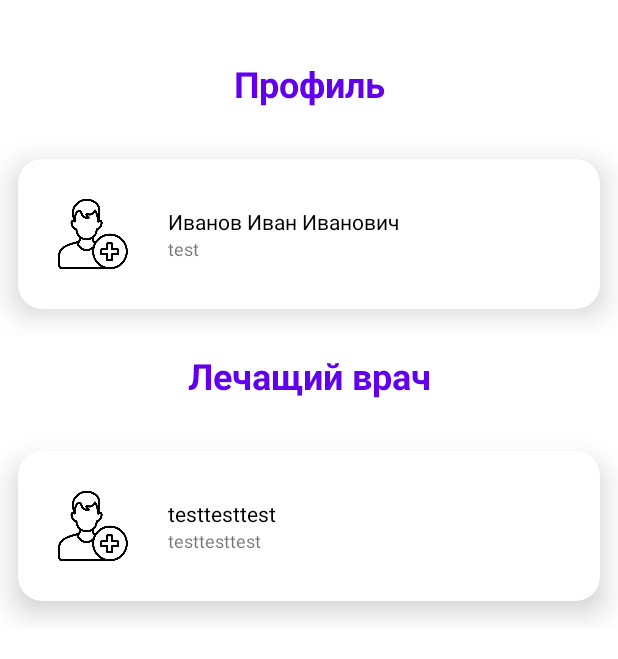
After one commit to SPBU-Students-19B-11/Android-Walking-Health, an Android app: the ProfileFragment screen opened through its navigation route, on a phone screen of 412 x 824 dp. The commit adds this screen. Shown: the top 659 px of the screen. Run offline under Robolectric (Android 15) with nearby library versions, the phone set to English and light mode, and no system bars; our stand-ins replace Dagger/Hilt's generated code.

Commit message:
Настроил модель профиля для пациента

```diff
--- a/app/src/main/java/com/ewake/walkinghealth/data/api/Api.kt
+++ b/app/src/main/java/com/ewake/walkinghealth/data/api/Api.kt
@@ -4,6 +4,7 @@ import com.ewake.walkinghealth.data.api.model.request.LoginRequest
 import com.ewake.walkinghealth.data.api.model.request.RegisterRequest
 import com.ewake.walkinghealth.data.api.model.response.BaseResponse
 import com.ewake.walkinghealth.data.api.model.response.GetDoctorsResult
+import com.ewake.walkinghealth.data.api.model.response.UserDataResult
 import retrofit2.http.Body
 import retrofit2.http.GET
 import retrofit2.http.POST
@@ -21,4 +22,7 @@ interface Api {
 
     @POST("user/register")
     suspend fun register(@Body request: RegisterRequest): BaseResponse<String>
+
+    @POST("user/getData")
+    suspend fun getUserData(): BaseResponse<UserDataResult>
 }
--- a/app/src/main/java/com/ewake/walkinghealth/data/api/model/response/BaseResponse.kt
+++ b/app/src/main/java/com/ewake/walkinghealth/data/api/model/response/BaseResponse.kt
@@ -25,3 +25,8 @@ fun <T> BaseResponse<T>.onSuccess(onSuccess: (T?) -> Unit): BaseResponse<T> {
     if (isSuccess()) onSuccess.invoke(result)
     return this
 }
+
+fun <T> BaseResponse<T>.onFailure(onFailure: (String) -> Unit): BaseResponse<T> {
+    if (!isSuccess()) onFailure.invoke(message)
+    return this
+}
--- /dev/null
+++ b/app/src/main/java/com/ewake/walkinghealth/data/api/model/response/UserDataResult.kt
@@ -0,0 +1,29 @@
+package com.ewake.walkinghealth.data.api.model.response
+
+import com.squareup.moshi.Json
+import com.squareup.moshi.JsonClass
+
+/**
+ * @author Nikolaevsky Dmitry (@d.nikolaevskiy)
+ */
+@JsonClass(generateAdapter = true)
+data class UserDataResult(
+    @Json(name = "login")
+    var login: String = "",
+    @Json(name = "fullname")
+    var fullname: String = "",
+    @Json(name = "isDoctor")
+    var isDoctor: Boolean = false,
+    @Json(name = "doctorId")
+    var doctorId: String? = null,
+    @Json(name = "patients")
+    var patients: List<Patients>? = null
+) {
+    @JsonClass(generateAdapter = true)
+    data class Patients(
+        @Json(name = "login")
+        var login: String = "",
+        @Json(name = "fullname")
+        var fullname: String = ""
+    )
+}
--- a/app/src/main/java/com/ewake/walkinghealth/domain/repository/impl/UserRepositoryImpl.kt
+++ b/app/src/main/java/com/ewake/walkinghealth/domain/repository/impl/UserRepositoryImpl.kt
@@ -4,6 +4,7 @@ import com.ewake.walkinghealth.data.api.Api
 import com.ewake.walkinghealth.data.api.model.request.LoginRequest
 import com.ewake.walkinghealth.data.api.model.request.RegisterRequest
 import com.ewake.walkinghealth.data.api.model.response.BaseResponse
+import com.ewake.walkinghealth.data.api.model.response.UserDataResult
 import com.ewake.walkinghealth.domain.repository.user.UserRepository
 import javax.inject.Inject
 
@@ -39,4 +40,18 @@ class UserRepositoryImpl @Inject constructor(private val api: Api) : UserReposit
             result = "TestToken"
         )
     }
+
+    override suspend fun getUserData(): BaseResponse<UserDataResult> {
+        // return api.getUserData()
+
+        return BaseResponse(
+            200,
+            result = UserDataResult(
+                "test",
+                "Иванов Иван Иванович",
+                false,
+                "testtesttest"
+            )
+        )
+    }
 }
--- a/app/src/main/java/com/ewake/walkinghealth/domain/repository/user/UserRepository.kt
+++ b/app/src/main/java/com/ewake/walkinghealth/domain/repository/user/UserRepository.kt
@@ -1,6 +1,7 @@
 package com.ewake.walkinghealth.domain.repository.user
 
 import com.ewake.walkinghealth.data.api.model.response.BaseResponse
+import com.ewake.walkinghealth.data.api.model.response.UserDataResult
 import com.ewake.walkinghealth.domain.repository.base.BaseRepository
 
 /**
@@ -14,4 +15,5 @@ interface UserRepository : BaseRepository {
         fullname: String,
         doctorLogin: String? = null
     ): BaseResponse<String>
+    suspend fun getUserData(): BaseResponse<UserDataResult>
 }
--- /dev/null
+++ b/app/src/main/java/com/ewake/walkinghealth/domain/usecase/UserDataUseCase.kt
@@ -0,0 +1,11 @@
+package com.ewake.walkinghealth.domain.usecase
+
+import com.ewake.walkinghealth.domain.repository.user.UserRepository
+import javax.inject.Inject
+
+/**
+ * @author Nikolaevsky Dmitry (@d.nikolaevskiy)
+ */
+class UserDataUseCase @Inject constructor(private val userRepository: UserRepository) {
+    suspend operator fun invoke() = userRepository.getUserData()
+}
--- /dev/null
+++ b/app/src/main/java/com/ewake/walkinghealth/presentation/model/UserDataModel.kt
@@ -0,0 +1,15 @@
+package com.ewake.walkinghealth.presentation.model
+
+import com.squareup.moshi.Json
+import com.squareup.moshi.JsonClass
+
+/**
+ * @author Nikolaevsky Dmitry (@d.nikolaevskiy)
+ */
+data class UserDataModel(
+    var login: String = "",
+    var fullname: String = "",
+    var isDoctor: Boolean = false,
+    var doctor: SimpleUserModel? = null,
+    var patients: List<SimpleUserModel>? = null
+)
--- /dev/null
+++ b/app/src/main/java/com/ewake/walkinghealth/presentation/ui/fragment/profilepatient/ProfileFragment.kt
@@ -0,0 +1,61 @@
+package com.ewake.walkinghealth.presentation.ui.fragment.profilepatient
+
+import android.os.Bundle
+import android.view.LayoutInflater
+import android.view.View
+import android.view.ViewGroup
+import androidx.fragment.app.Fragment
+import androidx.fragment.app.viewModels
+import com.ewake.walkinghealth.databinding.FragmentProfilePatientBinding
+import com.ewake.walkinghealth.presentation.model.SimpleUserModel
+import com.ewake.walkinghealth.presentation.model.UserDataModel
+import com.ewake.walkinghealth.presentation.viewmodel.profilepatient.ProfileViewModel
+import com.google.android.material.snackbar.Snackbar
+import dagger.hilt.android.AndroidEntryPoint
+
+/**
+ * @author Nikolaevsky Dmitry (@d.nikolaevskiy)
+ */
+@AndroidEntryPoint
+class ProfileFragment : Fragment() {
+
+    private var _binding: FragmentProfilePatientBinding? = null
+    private val binding: FragmentProfilePatientBinding
+        get() = _binding!!
+
+    private val viewModel by viewModels<ProfileViewModel>()
+
+    override fun onCreateView(
+        inflater: LayoutInflater,
+        container: ViewGroup?,
+        savedInstanceState: Bundle?
+    ): View {
+        _binding = FragmentProfilePatientBinding.inflate(inflater, container, false)
+
+        viewModel.apply {
+            userDataLiveData.observe(viewLifecycleOwner, ::setData)
+            messageLiveData.observe(viewLifecycleOwner, ::showMessage)
+            start()
+        }
+
+        return binding.root
+    }
+
+    override fun onDestroyView() {
+        super.onDestroyView()
+        _binding = null
+    }
+
+    private fun setData(data: UserDataModel) {
+        if (!data.isDoctor) {
+            binding.apply {
+                profileCard.model = SimpleUserModel(data.login, data.fullname)
+                data.doctor?.let { doctor.model = it }
+            }
+        }
+    }
+
+    private fun showMessage(message: String) {
+        Snackbar.make(binding.root, message, Snackbar.LENGTH_SHORT).show()
+    }
+}
--- a/app/src/main/java/com/ewake/walkinghealth/presentation/ui/view/ProfileView.kt
+++ b/app/src/main/java/com/ewake/walkinghealth/presentation/ui/view/ProfileView.kt
@@ -4,6 +4,8 @@ import android.content.Context
 import android.util.AttributeSet
 import android.view.LayoutInflater
 import android.widget.FrameLayout
+import android.widget.LinearLayout
+import androidx.constraintlayout.widget.ConstraintLayout
 import com.ewake.walkinghealth.databinding.ItemProfileBinding
 import com.ewake.walkinghealth.presentation.model.SimpleUserModel
 
@@ -11,11 +13,9 @@ import com.ewake.walkinghealth.presentation.model.SimpleUserModel
  * @author Nikolaevsky Dmitry (@d.nikolaevskiy)
  */
 class ProfileView @JvmOverloads constructor(context: Context, attributeSet: AttributeSet? = null) :
-    FrameLayout(context, attributeSet) {
+    LinearLayout(context, attributeSet) {
 
-    private val binding: ItemProfileBinding by lazy {
-        ItemProfileBinding.inflate(LayoutInflater.from(getContext()), this, true)
-    }
+    private val binding = ItemProfileBinding.inflate(LayoutInflater.from(getContext()), this, true)
 
     var model: SimpleUserModel? = null
         set(value) {
--- a/app/src/main/java/com/ewake/walkinghealth/presentation/viewmodel/login/LoginViewModel.kt
+++ b/app/src/main/java/com/ewake/walkinghealth/presentation/viewmodel/login/LoginViewModel.kt
@@ -31,6 +31,7 @@ class LoginViewModel @Inject constructor(
 
         if (response.code == HttpURLConnection.HTTP_OK && response.result != null) {
             _messageLiveData.postValue(response.message)
+            _navigationLiveData.postValue(LoginFragmentDirections.actionLoginFragmentToProfileFragment())
         }
     }
 
--- /dev/null
+++ b/app/src/main/java/com/ewake/walkinghealth/presentation/viewmodel/profilepatient/ProfileViewModel.kt
@@ -0,0 +1,61 @@
+package com.ewake.walkinghealth.presentation.viewmodel.profilepatient
+
+import androidx.lifecycle.LiveData
+import androidx.lifecycle.MutableLiveData
+import androidx.lifecycle.viewModelScope
+import com.ewake.walkinghealth.data.api.model.response.onFailure
+import com.ewake.walkinghealth.data.api.model.response.onSuccess
+import com.ewake.walkinghealth.domain.usecase.UserDataUseCase
+import com.ewake.walkinghealth.presentation.app.App
+import com.ewake.walkinghealth.presentation.model.SimpleUserModel
+import com.ewake.walkinghealth.presentation.model.UserDataModel
+import com.ewake.walkinghealth.presentation.viewmodel.base.BaseViewModel
+import dagger.hilt.android.lifecycle.HiltViewModel
+import kotlinx.coroutines.launch
+import javax.inject.Inject
+
+/**
+ * @author Nikolaevsky Dmitry (@d.nikolaevskiy)
+ */
+@HiltViewModel
+class ProfileViewModel @Inject constructor(
+    app: App,
+    private val userDataUseCase: UserDataUseCase
+) : BaseViewModel(app) {
+
+    private val _userDataLiveData = MutableLiveData<UserDataModel>()
+    val userDataLiveData: LiveData<UserDataModel> = _userDataLiveData
+
+    private var userData = UserDataModel()
+
+    private suspend fun loadUserData() {
+        val response = userDataUseCase()
+
+        response.onSuccess {
+            if (it != null) {
+                _userDataLiveData.postValue(
+                    UserDataModel(
+                        login = it.login,
+                        fullname = it.fullname,
+                        isDoctor = it.isDoctor,
+                        doctor = if (it.doctorId != null) SimpleUserModel(
+                            it.doctorId!!,
+                            it.doctorId!!
+                        ) else null,
+                        patients = it.patients?.map { model ->
+                            SimpleUserModel(model.login, model.fullname)
+                        }
+                    )
+                )
+            }
+        }.onFailure {
+            _messageLiveData.postValue(it)
+        }
+    }
+
+    override fun onStart() {
+        viewModelScope.launch {
+            loadUserData()
+        }
+    }
+}
--- a/app/src/main/java/com/ewake/walkinghealth/presentation/viewmodel/register/RegisterViewModel.kt
+++ b/app/src/main/java/com/ewake/walkinghealth/presentation/viewmodel/register/RegisterViewModel.kt
@@ -9,6 +9,7 @@ import com.ewake.walkinghealth.domain.usecase.RegisterUseCase
 import com.ewake.walkinghealth.presentation.app.App
 import com.ewake.walkinghealth.presentation.model.RegistrationModel
 import com.ewake.walkinghealth.presentation.model.SimpleUserModel
+import com.ewake.walkinghealth.presentation.ui.fragment.register.RegisterFragmentDirections
 import com.ewake.walkinghealth.presentation.viewmodel.base.BaseViewModel
 import dagger.hilt.android.lifecycle.HiltViewModel
 import kotlinx.coroutines.launch
@@ -79,6 +80,7 @@ class RegisterViewModel @Inject constructor(
         ).onSuccess {
             if (it != null) {
                 _messageLiveData.postValue("Вы успешно зарегистрированы")
+                _navigationLiveData.postValue(RegisterFragmentDirections.actionRegisterFragmentToProfileFragment())
             }
         }
     }
--- a/app/src/main/res/layout/fragment_profile.xml
+++ b/app/src/main/res/layout/fragment_profile_patient.xml
@@ -1,7 +1,6 @@
 <?xml version="1.0" encoding="utf-8"?>
 <androidx.constraintlayout.widget.ConstraintLayout xmlns:android="http://schemas.android.com/apk/res/android"
     xmlns:app="http://schemas.android.com/apk/res-auto"
-    xmlns:tools="http://schemas.android.com/tools"
     android:layout_width="match_parent"
     android:layout_height="match_parent">
 
@@ -23,13 +22,10 @@
         android:id="@+id/profile_card"
         android:layout_width="match_parent"
         android:layout_height="wrap_content"
-        android:layout_marginHorizontal="8dp"
-        app:cardCornerRadius="16dp"
-        app:cardElevation="12dp"
         android:layout_marginVertical="16dp"
         app:layout_constraintEnd_toEndOf="parent"
         app:layout_constraintStart_toStartOf="parent"
-        app:layout_constraintTop_toBottomOf="@id/title_profile"/>
+        app:layout_constraintTop_toBottomOf="@id/title_profile" />
 
     <TextView
         android:id="@+id/title_doctor"
@@ -44,4 +40,13 @@
         app:layout_constraintStart_toStartOf="parent"
         app:layout_constraintTop_toBottomOf="@id/profile_card" />
 
+    <com.ewake.walkinghealth.presentation.ui.view.ProfileView
+        android:id="@+id/doctor"
+        android:layout_width="match_parent"
+        android:layout_height="wrap_content"
+        android:layout_marginVertical="16dp"
+        app:layout_constraintEnd_toEndOf="parent"
+        app:layout_constraintStart_toStartOf="parent"
+        app:layout_constraintTop_toBottomOf="@id/title_doctor" />
+
 </androidx.constraintlayout.widget.ConstraintLayout>
--- a/app/src/main/res/layout/item_profile.xml
+++ b/app/src/main/res/layout/item_profile.xml
@@ -1,12 +1,16 @@
 <?xml version="1.0" encoding="utf-8"?>
-<com.google.android.material.card.MaterialCardView xmlns:android="http://schemas.android.com/apk/res/android"
+<LinearLayout xmlns:android="http://schemas.android.com/apk/res/android"
     xmlns:app="http://schemas.android.com/apk/res-auto"
     xmlns:tools="http://schemas.android.com/tools"
+    android:layout_width="match_parent"
+    android:layout_height="wrap_content">
+
+    <com.google.android.material.card.MaterialCardView
         android:id="@+id/profile_card"
         android:layout_width="match_parent"
         android:layout_height="wrap_content"
-    android:layout_marginHorizontal="8dp"
-    android:layout_marginVertical="16dp"
+        android:layout_marginHorizontal="12dp"
+        android:layout_marginVertical="18dp"
         app:cardCornerRadius="16dp"
         app:cardElevation="12dp">
 
@@ -24,7 +28,6 @@
 
             <TextView
                 android:id="@+id/fullname"
-            tools:text="Пациент: Иванов Иван Иванович"
                 android:layout_width="0dp"
                 android:layout_height="wrap_content"
                 android:layout_marginEnd="16dp"
@@ -34,17 +37,20 @@
                 app:layout_constraintEnd_toEndOf="parent"
                 app:layout_constraintStart_toEndOf="@id/image"
                 app:layout_constraintTop_toTopOf="@id/image"
-            app:layout_constraintVertical_bias="0.4" />
+                app:layout_constraintVertical_bias="0.4"
+                tools:text="Пациент: Иванов Иван Иванович" />
 
             <TextView
                 android:id="@+id/login"
-            tools:text="login: testtesttest"
                 android:layout_width="0dp"
                 android:layout_height="wrap_content"
                 android:textSize="12sp"
                 app:layout_constraintStart_toStartOf="@id/fullname"
-            app:layout_constraintTop_toBottomOf="@id/fullname" />
+                app:layout_constraintTop_toBottomOf="@id/fullname"
+                tools:text="login: testtesttest" />
 
         </androidx.constraintlayout.widget.ConstraintLayout>
 
     </com.google.android.material.card.MaterialCardView>
+
+</LinearLayout>
--- a/app/src/main/res/navigation/main_graph.xml
+++ b/app/src/main/res/navigation/main_graph.xml
@@ -11,10 +11,21 @@
         <action
             android:id="@+id/action_loginFragment_to_registerFragment"
             app:destination="@id/registerFragment" />
+        <action
+            android:id="@+id/action_loginFragment_to_profileFragment"
+            app:destination="@id/profileFragment" />
     </fragment>
 
     <fragment
         android:id="@+id/registerFragment"
         android:name="com.ewake.walkinghealth.presentation.ui.fragment.register.RegisterFragment"
-        android:label="RegisterFragment" />
+        android:label="RegisterFragment" >
+        <action
+            android:id="@+id/action_registerFragment_to_profileFragment"
+            app:destination="@id/profileFragment" />
+    </fragment>
+    <fragment
+        android:id="@+id/profileFragment"
+        android:name="com.ewake.walkinghealth.presentation.ui.fragment.profilepatient.ProfileFragment"
+        android:label="ProfileFragment" />
 </navigation>
```
Lines whose indentation alone changed are shown as unchanged.
